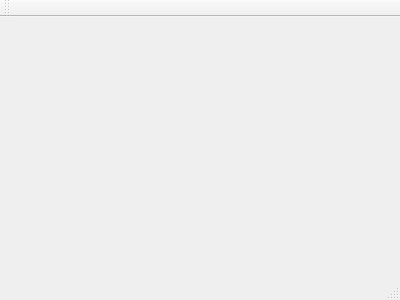
The window that mainwindow.ui (NickinAction/Minesweeper) describes before a commit, drawn with Qt 5.
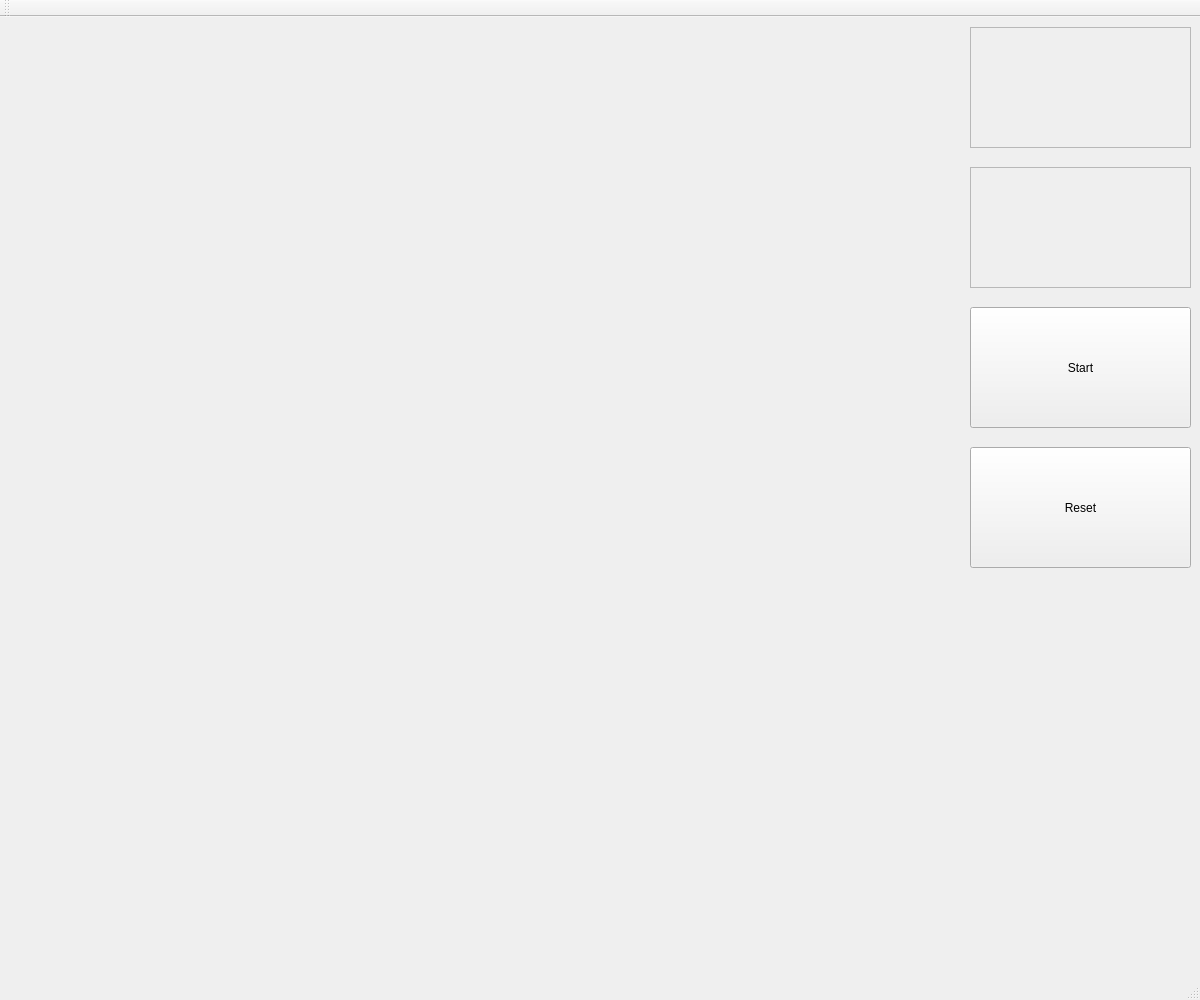
The same window after the commit.

Commit message: Create Field class and draw a gray square

What changed in the file:
```diff
--- a/mainwindow.ui
+++ b/mainwindow.ui
@@ -1,24 +1,105 @@
 <ui version="4.0">
  <class>MainWindow</class>
- <widget class="QMainWindow" name="MainWindow" >
-  <property name="geometry" >
+ <widget class="QMainWindow" name="MainWindow">
+  <property name="geometry">
    <rect>
     <x>0</x>
     <y>0</y>
-    <width>400</width>
-    <height>300</height>
+    <width>1200</width>
+    <height>1000</height>
    </rect>
   </property>
-  <property name="windowTitle" >
+  <property name="maximumSize">
+   <size>
+    <width>1200</width>
+    <height>1000</height>
+   </size>
+  </property>
+  <property name="windowTitle">
    <string>MainWindow</string>
   </property>
-  <widget class="QMenuBar" name="menuBar" />
-  <widget class="QToolBar" name="mainToolBar" />
-  <widget class="QWidget" name="centralWidget" />
-  <widget class="QStatusBar" name="statusBar" />
+  <widget class="QWidget" name="centralWidget">
+   <widget class="QFrame" name="timer">
+    <property name="geometry">
+     <rect>
+      <x>970</x>
+      <y>10</y>
+      <width>221</width>
+      <height>121</height>
+     </rect>
+    </property>
+    <property name="frameShape">
+     <enum>QFrame::StyledPanel</enum>
+    </property>
+    <property name="frameShadow">
+     <enum>QFrame::Raised</enum>
+    </property>
+   </widget>
+   <widget class="QFrame" name="frame">
+    <property name="geometry">
+     <rect>
+      <x>970</x>
+      <y>150</y>
+      <width>221</width>
+      <height>121</height>
+     </rect>
+    </property>
+    <property name="frameShape">
+     <enum>QFrame::StyledPanel</enum>
+    </property>
+    <property name="frameShadow">
+     <enum>QFrame::Raised</enum>
+    </property>
+   </widget>
+   <widget class="QPushButton" name="Start">
+    <property name="geometry">
+     <rect>
+      <x>970</x>
+      <y>290</y>
+      <width>221</width>
+      <height>121</height>
+     </rect>
+    </property>
+    <property name="text">
+     <string>Start</string>
+    </property>
+   </widget>
+   <widget class="QPushButton" name="Reset">
+    <property name="geometry">
+     <rect>
+      <x>970</x>
+      <y>430</y>
+      <width>221</width>
+      <height>121</height>
+     </rect>
+    </property>
+    <property name="text">
+     <string>Reset</string>
+    </property>
+   </widget>
+   <widget class="QWidget" name="verticalLayoutWidget">
+    <property name="geometry">
+     <rect>
+      <x>10</x>
+      <y>10</y>
+      <width>950</width>
+      <height>950</height>
+     </rect>
+    </property>
+    <layout class="QVBoxLayout" name="verticalLayout"/>
+   </widget>
+  </widget>
+  <widget class="QToolBar" name="mainToolBar">
+   <attribute name="toolBarArea">
+    <enum>TopToolBarArea</enum>
+   </attribute>
+   <attribute name="toolBarBreak">
+    <bool>false</bool>
+   </attribute>
+  </widget>
+  <widget class="QStatusBar" name="statusBar"/>
  </widget>
- <layoutDefault spacing="6" margin="11" />
- <pixmapfunction></pixmapfunction>
+ <layoutdefault spacing="6" margin="11"/>
  <resources/>
  <connections/>
 </ui>
```
Left out of the diff: 1 changed line with no effect on the pictures. The commit also changes 5 other files.
